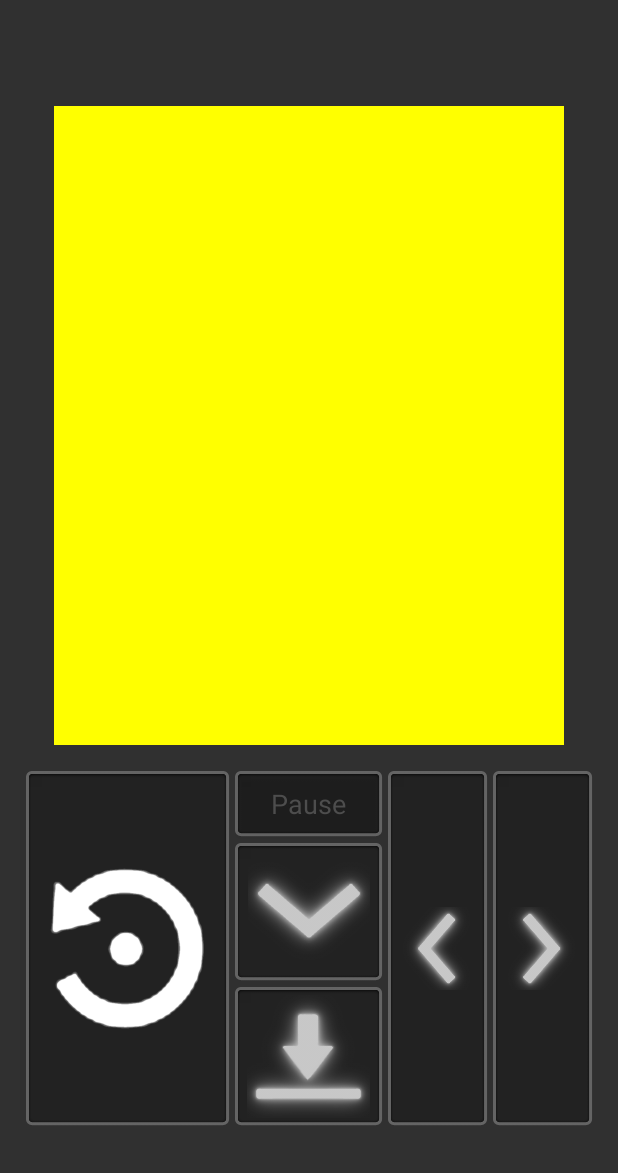
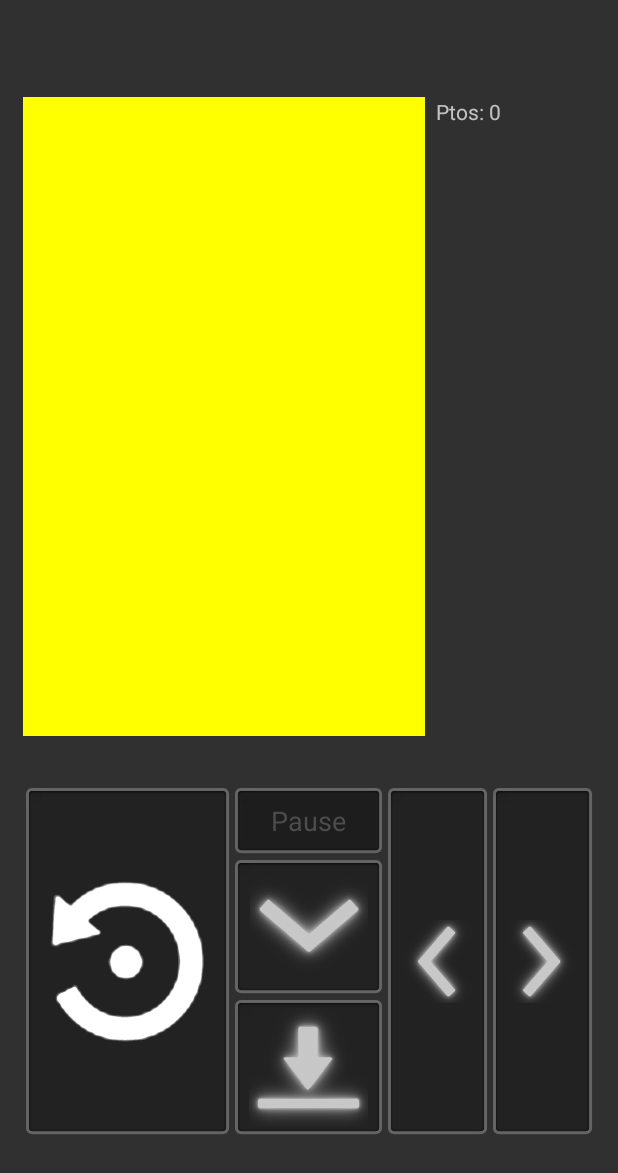
Before and after one commit to lujoselu98/Tetris-Procesos, an Android app: the screen it shows after launch (MainActivity), on a phone screen of 412 x 824 dp. Shown: the top 1173 px of the screen. Run offline under Robolectric (Android 15) with nearby library versions, the phone set to English and light mode, and no system bars; plain views replace Canvas.

Commit message:
Puntuacion y Layout reformado

```diff
--- a/app/src/main/java/com/example/activities/MainActivity.java
+++ b/app/src/main/java/com/example/activities/MainActivity.java
@@ -9,6 +9,7 @@ import android.view.WindowManager;
 import android.widget.Button;
 import android.widget.ImageButton;
 import android.widget.RelativeLayout;
+import android.widget.TextView;
 
 import androidx.appcompat.app.AlertDialog;
 import androidx.appcompat.app.AppCompatActivity;
@@ -19,6 +20,7 @@ import static android.app.PendingIntent.getActivity;
 public class MainActivity extends AppCompatActivity {
     canvasAlex canvasAlex;
     Ventana v;
+    int puntuacion = 0;
    @SuppressLint("ClickableViewAccessibility")
    @Override
     protected void onCreate(final Bundle savedInstanceState) {
@@ -59,6 +61,7 @@ public class MainActivity extends AppCompatActivity {
        findViewById(R.id.button_right).setOnTouchListener((view, event) -> {
            if (event.getAction() == MotionEvent.ACTION_DOWN) {
                System.out.println("BOTON DERECHO");
+               sumar_puntuacion(v,50);
                controls.rightButtonPressed();
                findViewById(R.id.button_right).setPressed(true);
            } else if (event.getAction() == MotionEvent.ACTION_UP) {
@@ -146,6 +149,13 @@ public class MainActivity extends AppCompatActivity {
 
         //setContentView(canvas);
     }
+
+    private void sumar_puntuacion(Ventana v, int ptos) {
+       puntuacion+=ptos;
+       TextView texto = (TextView) findViewById(R.id.puntuacion);
+       texto.setText("Ptos:"+puntuacion);
+    }
+
     protected String doInBackground(String... params) {
         for (int i = 0; i < 1000; i++) {
             try {
--- a/app/src/main/res/layout/activity_juego.xml
+++ b/app/src/main/res/layout/activity_juego.xml
@@ -26,12 +26,26 @@ tools:context=".MainActivity"
         android:layout_width="wrap_content"
         android:layout_height="524dp"
         android:foregroundGravity="center_vertical" />-->
-    <RelativeLayout
-        android:id="@+id/relativelayout1"
-        android:layout_width="340dp"
-        android:layout_height="426dp">
+    <LinearLayout
+        android:layout_width="match_parent"
+        android:layout_height="443dp"
+        android:orientation="horizontal">
 
-    </RelativeLayout>
+        <RelativeLayout
+            android:id="@+id/relativelayout1"
+            android:layout_width="268dp"
+            android:layout_height="426dp">
+
+        </RelativeLayout>
+
+        <TextView
+            android:id="@+id/puntuacion"
+            android:layout_width="wrap_content"
+            android:layout_height="wrap_content"
+            android:layout_weight="1"
+            android:layout_marginLeft="7dp"
+            android:text="Ptos: 0" />
+    </LinearLayout>
 
     <LinearLayout
         android:id="@+id/linearlayout"
```
